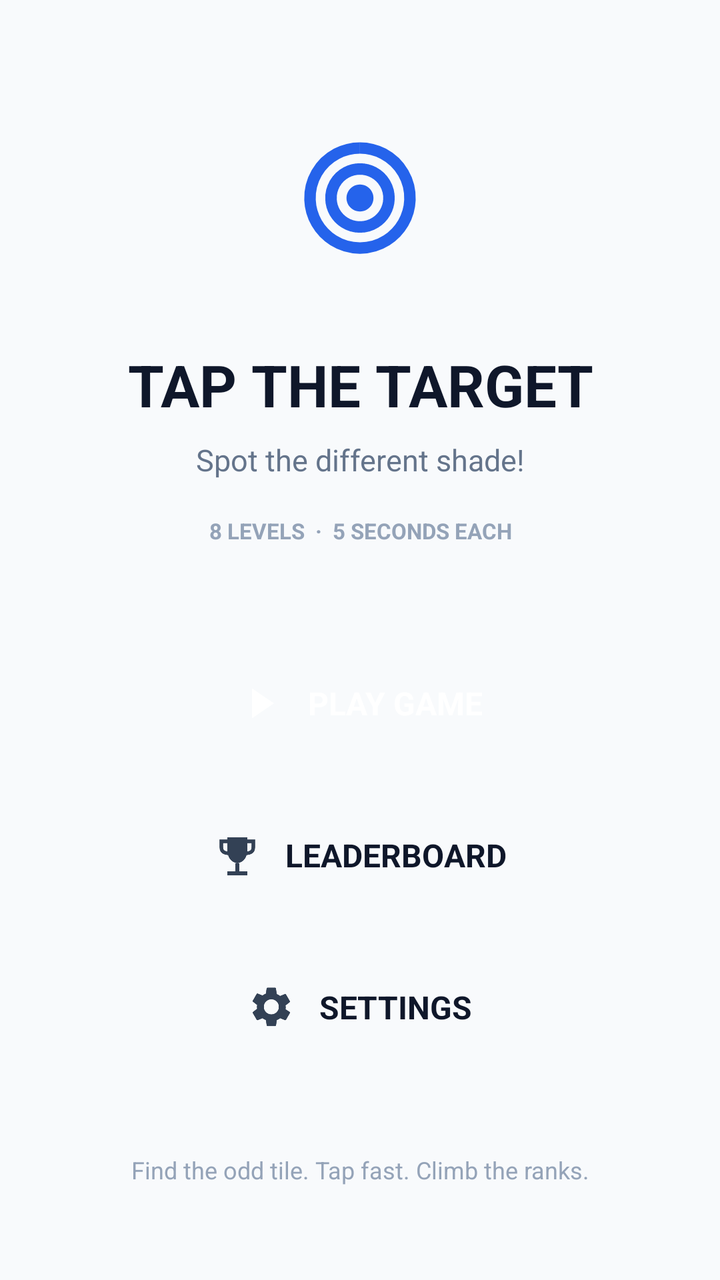
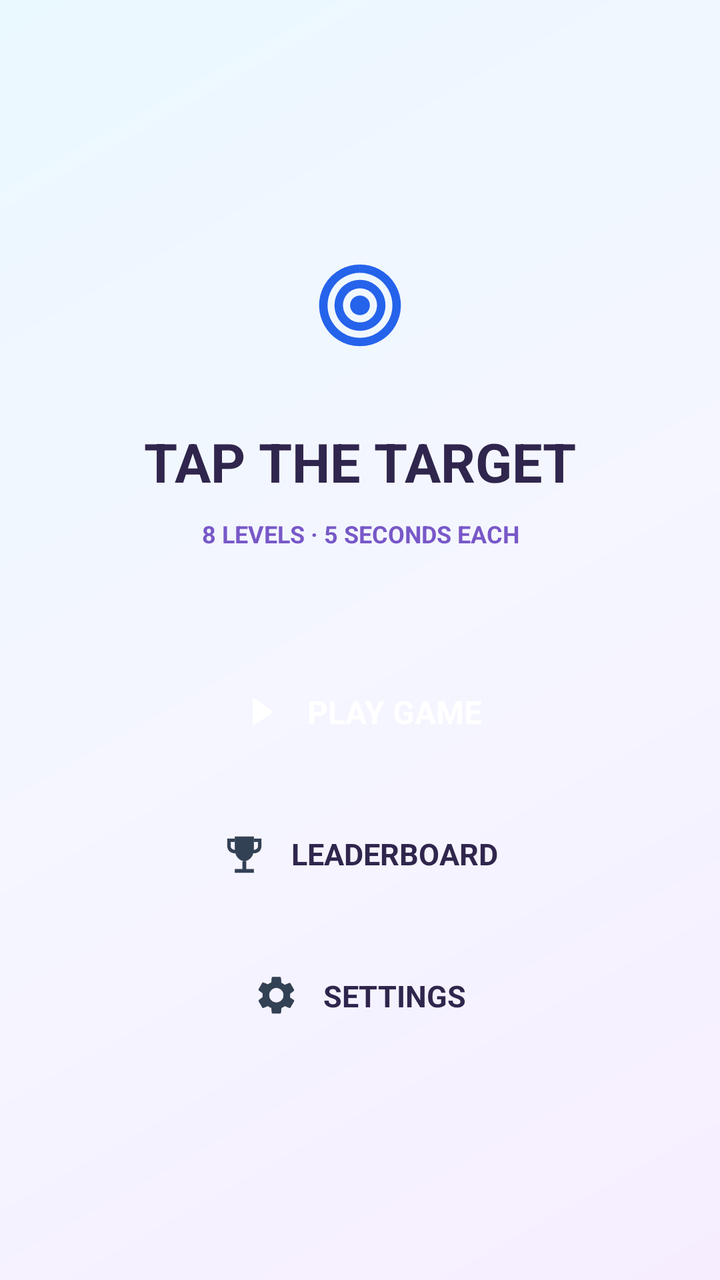

Two renders of the same Android screen: before a commit and after it. Below are the layout's source before the change and the commit's diff.
<!-- AndroidManifest.xml: application theme Theme.P1Kang_Kah_Yi2302786 -->
<!-- res/layout/activity_home.xml -->
<?xml version="1.0" encoding="utf-8"?>
<ScrollView xmlns:android="http://schemas.android.com/apk/res/android"
    android:layout_width="match_parent"
    android:layout_height="match_parent"
    android:background="#F8FAFC"
    android:fillViewport="true">

    <LinearLayout
        android:layout_width="match_parent"
        android:layout_height="match_parent"
        android:gravity="center"
        android:orientation="vertical"
        android:paddingLeft="26dp"
        android:paddingTop="30dp"
        android:paddingRight="26dp"
        android:paddingBottom="30dp">

        
        <ImageView
            android:id="@+id/homeLogo"
            android:layout_width="104dp"
            android:layout_height="104dp"
            android:layout_gravity="center_horizontal"
            android:padding="22dp"
            android:src="@drawable/ic_target"
            android:contentDescription="Tap the Target game icon" />

        <TextView
            android:layout_width="match_parent"
            android:layout_height="wrap_content"
            android:layout_marginTop="22dp"
            android:gravity="center"
            android:text="TAP THE TARGET"
            android:textColor="#0F172A"
            android:textSize="29sp"
            android:textStyle="bold" />

        <TextView
            android:layout_width="match_parent"
            android:layout_height="wrap_content"
            android:layout_marginTop="8dp"
            android:gravity="center"
            android:text="Spot the different shade!"
            android:textColor="#64748B"
            android:textSize="15sp" />

        <TextView
            android:layout_width="match_parent"
            android:layout_height="wrap_content"
            android:layout_marginTop="18dp"
            android:gravity="center"
            android:text="8 LEVELS  ·  5 SECONDS EACH"
            android:textColor="#94A3B8"
            android:textSize="11sp"
            android:textStyle="bold" />

        
        <LinearLayout
            android:id="@+id/playButton"
            android:layout_width="match_parent"
            android:layout_height="62dp"
            android:layout_marginTop="48dp"
            android:clickable="true"
            android:focusable="true"
            android:gravity="center"
            android:orientation="horizontal"
            android:contentDescription="Play game">

            <ImageView
                android:layout_width="24dp"
                android:layout_height="24dp"
                android:src="@drawable/ic_play"
                android:contentDescription="@null" />

            <TextView
                android:layout_width="wrap_content"
                android:layout_height="wrap_content"
                android:layout_marginLeft="12dp"
                android:layout_marginStart="12dp"
                android:text="PLAY GAME"
                android:textColor="#FFFFFF"
                android:textSize="16sp"
                android:textStyle="bold" />
        </LinearLayout>

        <LinearLayout
            android:id="@+id/leaderboardButton"
            android:layout_width="match_parent"
            android:layout_height="62dp"
            android:layout_marginTop="14dp"
            android:clickable="true"
            android:focusable="true"
            android:gravity="center"
            android:orientation="horizontal"
            android:contentDescription="Open Top 25 leaderboard">

            <ImageView
                android:layout_width="24dp"
                android:layout_height="24dp"
                android:src="@drawable/ic_trophy"
                android:contentDescription="@null" />

            <TextView
                android:layout_width="wrap_content"
                android:layout_height="wrap_content"
                android:layout_marginLeft="12dp"
                android:layout_marginStart="12dp"
                android:text="LEADERBOARD"
                android:textColor="#0F172A"
                android:textSize="16sp"
                android:textStyle="bold" />
        </LinearLayout>

        <LinearLayout
            android:id="@+id/homeSettingsButton"
            android:layout_width="match_parent"
            android:layout_height="62dp"
            android:layout_marginTop="14dp"
            android:clickable="true"
            android:focusable="true"
            android:gravity="center"
            android:orientation="horizontal"
            android:contentDescription="Open game settings">

            <ImageView
                android:layout_width="24dp"
                android:layout_height="24dp"
                android:src="@drawable/ic_settings"
                android:contentDescription="@null" />

            <TextView
                android:layout_width="wrap_content"
                android:layout_height="wrap_content"
                android:layout_marginLeft="12dp"
                android:layout_marginStart="12dp"
                android:text="SETTINGS"
                android:textColor="#0F172A"
                android:textSize="16sp"
                android:textStyle="bold" />
        </LinearLayout>

        <TextView
            android:layout_width="match_parent"
            android:layout_height="wrap_content"
            android:layout_marginTop="42dp"
            android:gravity="center"
            android:text="Find the odd tile. Tap fast. Climb the ranks."
            android:textColor="#94A3B8"
            android:textSize="12sp" />
    </LinearLayout>
</ScrollView>
<!-- resources referenced by this layout -->
<resources>
  <!-- drawable ic_play (drawable) -->
  <?xml version="1.0" encoding="utf-8"?>
  <vector xmlns:android="http://schemas.android.com/apk/res/android"
      android:width="24dp" android:height="24dp"
      android:viewportWidth="24" android:viewportHeight="24">
      <path android:fillColor="#FFFFFF" android:pathData="M8,4.5 L19,12 L8,19.5 Z" />
  </vector>
  <!-- drawable ic_settings (drawable) -->
  <?xml version="1.0" encoding="utf-8"?>
  <vector xmlns:android="http://schemas.android.com/apk/res/android"
      android:width="24dp"
      android:height="24dp"
      android:viewportWidth="24"
      android:viewportHeight="24">
      <path android:fillColor="#334155"
          android:pathData="M19.14,12.94c0.04,-0.3 0.06,-0.61 0.06,-0.94s-0.02,-0.64 -0.07,-0.94l2.03,-1.58c0.18,-0.14 0.23,-0.4 0.12,-0.6l-1.92,-3.32c-0.12,-0.21 -0.37,-0.29 -0.59,-0.22l-2.39,0.96c-0.5,-0.38 -1.04,-0.7 -1.65,-0.94l-0.36,-2.54C14.34,2.34 14.13,2.16 13.9,2.16h-3.8c-0.23,0 -0.44,0.18 -0.48,0.42L9.26,5.12c-0.61,0.24 -1.16,0.56 -1.65,0.94l-2.39,-0.96c-0.22,-0.08 -0.47,0.01 -0.59,0.22L2.71,8.64c-0.12,0.2 -0.07,0.46 0.12,0.6l2.03,1.58C4.82,11.12 4.8,11.43 4.8,11.76s0.02,0.64 0.07,0.94l-2.03,1.58c-0.19,0.14 -0.24,0.4 -0.12,0.6l1.92,3.32c0.12,0.21 0.37,0.29 0.59,0.22l2.39,-0.96c0.5,0.38 1.04,0.7 1.65,0.94l0.36,2.54c0.04,0.24 0.25,0.42 0.48,0.42h3.8c0.23,0 0.44,-0.18 0.48,-0.42l0.36,-2.54c0.61,-0.24 1.16,-0.56 1.65,-0.94l2.39,0.96c0.22,0.08 0.47,-0.01 0.59,-0.22l1.92,-3.32c0.12,-0.2 0.07,-0.46 -0.12,-0.6zM12,15.5c-2.07,0 -3.75,-1.68 -3.75,-3.75S9.93,8 12,8s3.75,1.68 3.75,3.75S14.07,15.5 12,15.5z" />
  </vector>
  <!-- drawable ic_target (drawable) -->
  <?xml version="1.0" encoding="utf-8"?>
  <vector xmlns:android="http://schemas.android.com/apk/res/android"
      android:width="24dp" android:height="24dp"
      android:viewportWidth="24" android:viewportHeight="24">
      <path android:strokeColor="#2563EB" android:strokeWidth="2.3" android:fillColor="#00000000"
            android:pathData="M12,2 A10,10 0,1 1,11.99 2" />
      <path android:strokeColor="#2563EB" android:strokeWidth="2.3" android:fillColor="#00000000"
            android:pathData="M12,6.2 A5.8,5.8 0,1 1,11.99 6.2" />
      <path android:fillColor="#2563EB" android:pathData="M12,9.3 A2.7,2.7 0,1 1,11.99 9.3" />
  </vector>
  <!-- drawable ic_trophy (drawable) -->
  <?xml version="1.0" encoding="utf-8"?>
  <vector xmlns:android="http://schemas.android.com/apk/res/android"
      android:width="24dp" android:height="24dp"
      android:viewportWidth="24" android:viewportHeight="24">
      <path android:fillColor="#334155" android:pathData="M7,3 L17,3 L17,9 Q17,15 12,16 Q7,15 7,9 Z" />
      <path android:strokeColor="#334155" android:strokeWidth="1.8" android:fillColor="#00000000"
            android:pathData="M7,5 L4,5 L4,8 Q4,11 8,11 M17,5 L20,5 L20,8 Q20,11 16,11" />
      <path android:fillColor="#334155" android:pathData="M11,16 L13,16 L13,20 L11,20 Z M7,20 L17,20 L17,22 L7,22 Z" />
  </vector>
  <style name="Theme.P1Kang_Kah_Yi2302786" parent="Base.Theme.P1Kang_Kah_Yi2302786" />
  <style name="Base.Theme.P1Kang_Kah_Yi2302786" parent="Theme.Material3.DayNight.NoActionBar">
          
          
      </style>
</resources>

<!-- the commit's change to res/layout/activity_home.xml (unified diff, before → after) -->
@@ -2,150 +2,128 @@
 <ScrollView xmlns:android="http://schemas.android.com/apk/res/android"
     android:layout_width="match_parent"
     android:layout_height="match_parent"
-    android:background="#F8FAFC"
-    android:fillViewport="true">
+    android:fillViewport="true"
+    android:background="@drawable/bg_home_gradient">
 
     <LinearLayout
         android:layout_width="match_parent"
-        android:layout_height="match_parent"
+        android:layout_height="wrap_content"
+        android:minHeight="560dp"
         android:gravity="center"
         android:orientation="vertical"
-        android:paddingLeft="26dp"
-        android:paddingTop="30dp"
-        android:paddingRight="26dp"
-        android:paddingBottom="30dp">
+        android:paddingStart="24dp"
+        android:paddingEnd="24dp"
+        android:paddingTop="24dp"
+        android:paddingBottom="24dp">
 
-        
         <ImageView
             android:id="@+id/homeLogo"
-            android:layout_width="104dp"
-            android:layout_height="104dp"
-            android:layout_gravity="center_horizontal"
-            android:padding="22dp"
+            android:layout_width="80dp"
+            android:layout_height="80dp"
+            android:padding="18dp"
             android:src="@drawable/ic_target"
-            android:contentDescription="Tap the Target game icon" />
+            android:contentDescription="Tap the Target logo" />
 
         <TextView
             android:layout_width="match_parent"
             android:layout_height="wrap_content"
-            android:layout_marginTop="22dp"
             android:gravity="center"
+            android:layout_marginTop="20dp"
             android:text="TAP THE TARGET"
-            android:textColor="#0F172A"
-            android:textSize="29sp"
-            android:textStyle="bold" />
+            android:textSize="27sp"
+            android:textStyle="bold"
+            android:textColor="#30264D" />
 
+        
         <TextView
             android:layout_width="match_parent"
             android:layout_height="wrap_content"
-            android:layout_marginTop="8dp"
             android:gravity="center"
-            android:text="Spot the different shade!"
-            android:textColor="#64748B"
-            android:textSize="15sp" />
+            android:layout_marginTop="10dp"
+            android:text="8 LEVELS · 5 SECONDS EACH"
+            android:textSize="12sp"
+            android:textStyle="bold"
+            android:textColor="#7858C8" />
 
-        <TextView
-            android:layout_width="match_parent"
-            android:layout_height="wrap_content"
-            android:layout_marginTop="18dp"
-            android:gravity="center"
-            android:text="8 LEVELS  ·  5 SECONDS EACH"
-            android:textColor="#94A3B8"
-            android:textSize="11sp"
-            android:textStyle="bold" />
-
-        
         <LinearLayout
             android:id="@+id/playButton"
             android:layout_width="match_parent"
-            android:layout_height="62dp"
-            android:layout_marginTop="48dp"
+            android:layout_height="58dp"
+            android:layout_marginTop="52dp"
+            android:orientation="horizontal"
+            android:gravity="center"
             android:clickable="true"
             android:focusable="true"
-            android:gravity="center"
-            android:orientation="horizontal"
             android:contentDescription="Play game">
 
             <ImageView
-                android:layout_width="24dp"
-                android:layout_height="24dp"
+                android:layout_width="23dp"
+                android:layout_height="23dp"
                 android:src="@drawable/ic_play"
                 android:contentDescription="@null" />
 
             <TextView
                 android:layout_width="wrap_content"
                 android:layout_height="wrap_content"
-                android:layout_marginLeft="12dp"
                 android:layout_marginStart="12dp"
                 android:text="PLAY GAME"
-                android:textColor="#FFFFFF"
+                android:textStyle="bold"
                 android:textSize="16sp"
-                android:textStyle="bold" />
+                android:textColor="#FFFFFF" />
         </LinearLayout>
 
         <LinearLayout
             android:id="@+id/leaderboardButton"
             android:layout_width="match_parent"
-            android:layout_height="62dp"
-            android:layout_marginTop="14dp"
+            android:layout_height="58dp"
+            android:layout_marginTop="13dp"
+            android:orientation="horizontal"
+            android:gravity="center"
             android:clickable="true"
             android:focusable="true"
-            android:gravity="center"
-            android:orientation="horizontal"
-            android:contentDescription="Open Top 25 leaderboard">
+            android:contentDescription="Open leaderboard">
 
             <ImageView
-                android:layout_width="24dp"
-                android:layout_height="24dp"
+                android:layout_width="23dp"
+                android:layout_height="23dp"
                 android:src="@drawable/ic_trophy"
                 android:contentDescription="@null" />
 
             <TextView
                 android:layout_width="wrap_content"
                 android:layout_height="wrap_content"
-                android:layout_marginLeft="12dp"
                 android:layout_marginStart="12dp"
                 android:text="LEADERBOARD"
-                android:textColor="#0F172A"
-                android:textSize="16sp"
-                android:textStyle="bold" />
+                android:textStyle="bold"
+                android:textSize="15sp"
+                android:textColor="#30264D" />
         </LinearLayout>
 
         <LinearLayout
             android:id="@+id/homeSettingsButton"
             android:layout_width="match_parent"
-            android:layout_height="62dp"
-            android:layout_marginTop="14dp"
+            android:layout_height="58dp"
+            android:layout_marginTop="13dp"
+            android:orientation="horizontal"
+            android:gravity="center"
             android:clickable="true"
             android:focusable="true"
-            android:gravity="center"
-            android:orientation="horizontal"
             android:contentDescription="Open game settings">
 
             <ImageView
-                android:layout_width="24dp"
-                android:layout_height="24dp"
+                android:layout_width="23dp"
+                android:layout_height="23dp"
                 android:src="@drawable/ic_settings"
                 android:contentDescription="@null" />
 
             <TextView
                 android:layout_width="wrap_content"
                 android:layout_height="wrap_content"
-                android:layout_marginLeft="12dp"
                 android:layout_marginStart="12dp"
                 android:text="SETTINGS"
-                android:textColor="#0F172A"
-                android:textSize="16sp"
-                android:textStyle="bold" />
+                android:textStyle="bold"
+                android:textSize="15sp"
+                android:textColor="#30264D" />
         </LinearLayout>
-
-        <TextView
-            android:layout_width="match_parent"
-            android:layout_height="wrap_content"
-            android:layout_marginTop="42dp"
-            android:gravity="center"
-            android:text="Find the odd tile. Tap fast. Climb the ranks."
-            android:textColor="#94A3B8"
-            android:textSize="12sp" />
     </LinearLayout>
 </ScrollView>
<!-- resource entries referenced after the edit -->
@@ -1,5 +1,16 @@
 <!-- resources referenced by this layout -->
 <resources>
+  <!-- drawable bg_home_gradient (drawable) -->
+  <?xml version="1.0" encoding="utf-8"?>
+  <shape xmlns:android="http://schemas.android.com/apk/res/android"
+      android:shape="rectangle">
+      <gradient
+          android:angle="135"
+          android:startColor="#F6EEFF"
+          android:centerColor="#F5F6FF"
+          android:endColor="#EAF8FF"
+          android:type="linear" />
+  </shape>
   <!-- drawable ic_play (drawable) -->
   <?xml version="1.0" encoding="utf-8"?>
   <vector xmlns:android="http://schemas.android.com/apk/res/android"
